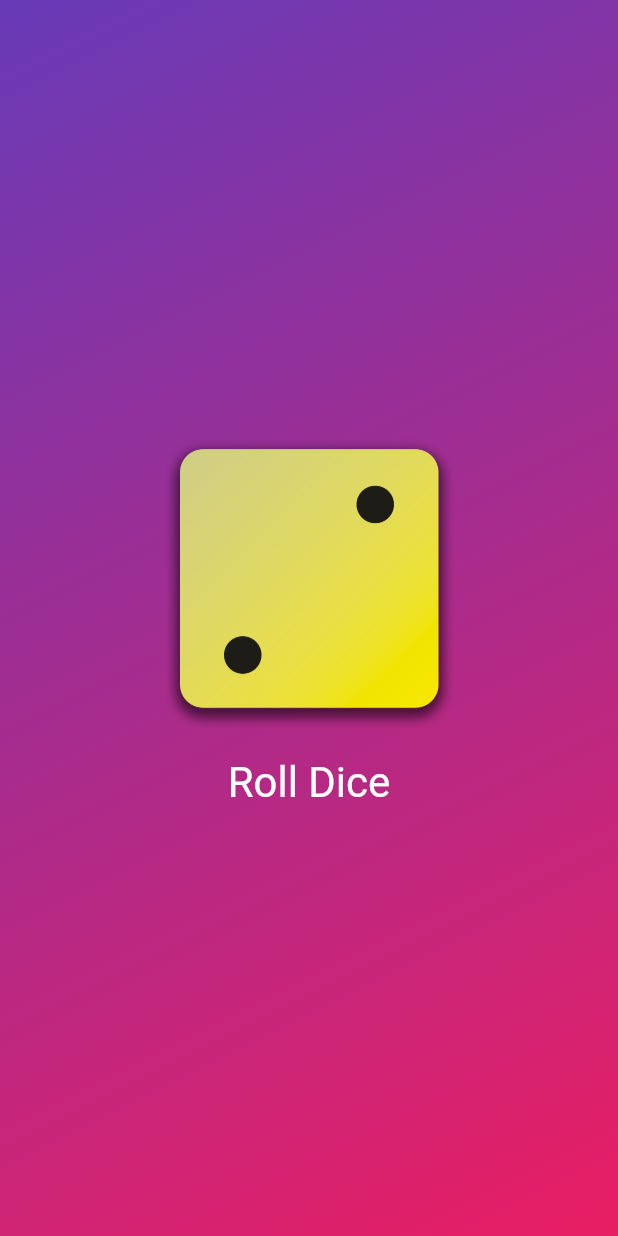
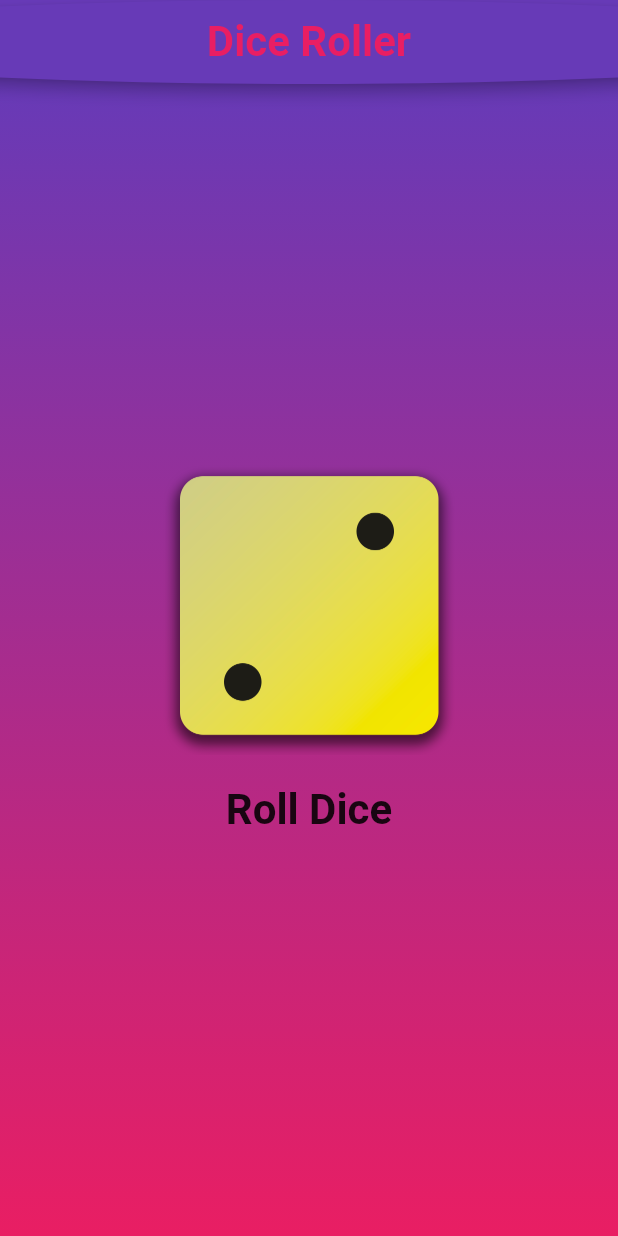
Before and after one commit to OSE-ICE/udemy_first_app, a Flutter app: the screen it shows after launch, on a phone screen of 412 x 824 dp. Run offline on Flutter 3.47's test engine with Material 2 defaults, Android fonts, the phone set to English and light mode, and no system bars.

Commit message:
cosmetic changes

```diff
--- a/lib/dice_roller.dart
+++ b/lib/dice_roller.dart
@@ -33,9 +33,10 @@
         TextButton(
             onPressed: rollDice,
             style: TextButton.styleFrom(
-                padding: const EdgeInsets.only(top: 20),
-                foregroundColor: Colors.white,
+                padding: const EdgeInsets.all(20),
+                foregroundColor: Colors.black87,
                 textStyle: const TextStyle(
+                  fontWeight: FontWeight.bold,
                   fontSize: 28,
                 )),
             child: const Text("Roll Dice")),
--- a/lib/gradient_container.dart
+++ b/lib/gradient_container.dart
@@ -1,8 +1,8 @@
 import 'package:flutter/material.dart';
 import 'package:udemy_first_app/dice_roller.dart';
 
-const startAlignment = Alignment.topLeft;
-const endAlignment = Alignment.bottomRight;
+const startAlignment = Alignment.topCenter;
+const endAlignment = Alignment.bottomCenter;
 
 class GradientContainer extends StatelessWidget {
   const GradientContainer(this.color1, this.color2, {super.key});
```
Also changed, not shown: lib/main.dart (+11 -1 lines).
